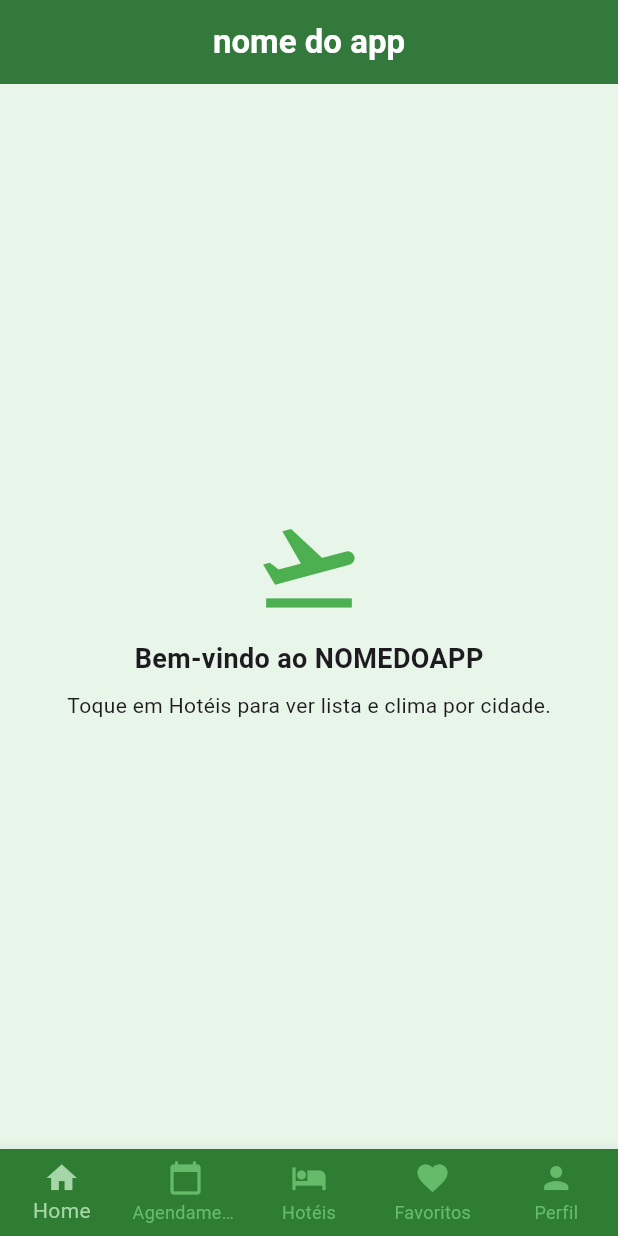
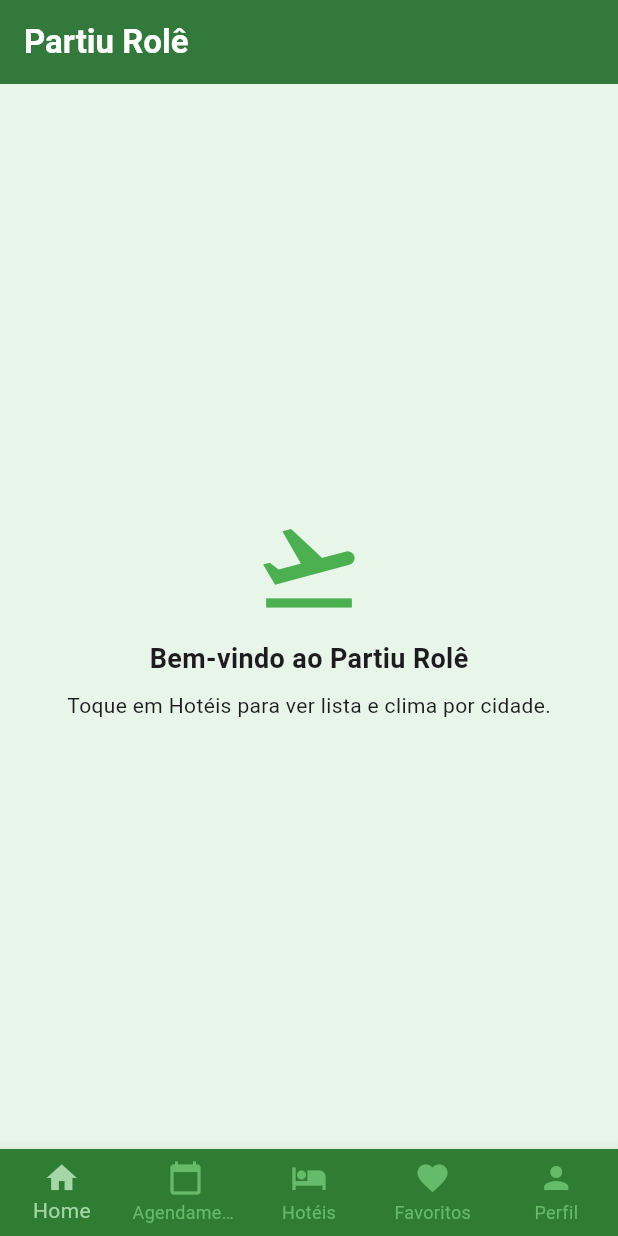
Before and after one commit to wysleyctoz/projetotatal, a Flutter app: the screen it shows after launch, on a phone screen of 412 x 824 dp. Run offline on Flutter 3.47's test engine with Material 3 defaults, Android fonts, the phone set to English and light mode, and no system bars; our stand-ins replace dio, sqflite; accounts and stored records are empty.

```diff
--- a/lib/HotelApp.dart
+++ b/lib/HotelApp.dart
@@ -30,7 +30,7 @@ class _HotelAppState extends State<HotelApp> {
   String _getTitleForIndex(int index) {
     switch (index) {
       case 0:
-        return 'nome do app';
+        return 'Partiu Rolê';
       case 1:
         return 'Agendamentos';
       case 2:
@@ -60,12 +60,22 @@ class _HotelAppState extends State<HotelApp> {
             fontWeight: FontWeight.bold,
             color: Colors.white,
           ),
-          centerTitle: true,
+          centerTitle: false, // DA
         ),
       ),
       home: Scaffold(
         appBar: AppBar(
-          title: Text(_getTitleForIndex(_selectedIndex)),
+          title: Row(
+            mainAxisAlignment: MainAxisAlignment.start,
+            children: [
+              if (_selectedIndex == 2)
+                const Icon(Icons.bed, size: 24, color: Colors.white),
+              if (_selectedIndex == 2) const SizedBox(width: 8),
+              Text(
+                _getTitleForIndex(_selectedIndex),
+              ),
+            ],
+          ),
         ),
         body: AnimatedSwitcher(
           duration: const Duration(milliseconds: 300),
@@ -76,7 +86,6 @@ class _HotelAppState extends State<HotelApp> {
     );
   }
 
-  /// Rodapé de navegação (mantendo o design original verde)
   Widget buildBottomNavBar() {
     return BottomNavigationBar(
       backgroundColor: Colors.green[800],
--- a/lib/screens/weather_screen.dart
+++ b/lib/screens/weather_screen.dart
@@ -16,7 +16,7 @@ class WeatherScreen extends StatelessWidget {
           ),
           const SizedBox(height: 12),
           const Text(
-            'Bem-vindo ao NOMEDOAPP',
+            'Bem-vindo ao Partiu Rolê',
             style: TextStyle(
               fontSize: 18,
               fontWeight: FontWeight.bold,
```
Also changed, not shown: lib/api/propriedades_api.dart (+15 -15 lines).
